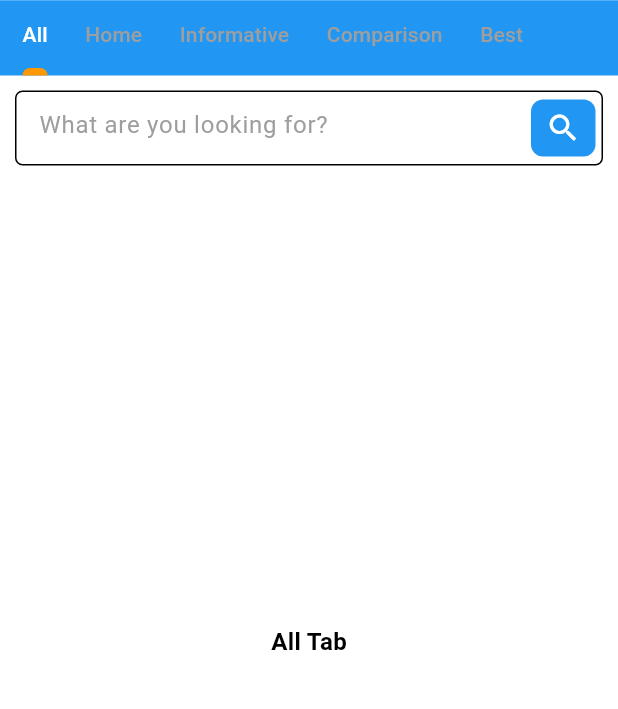
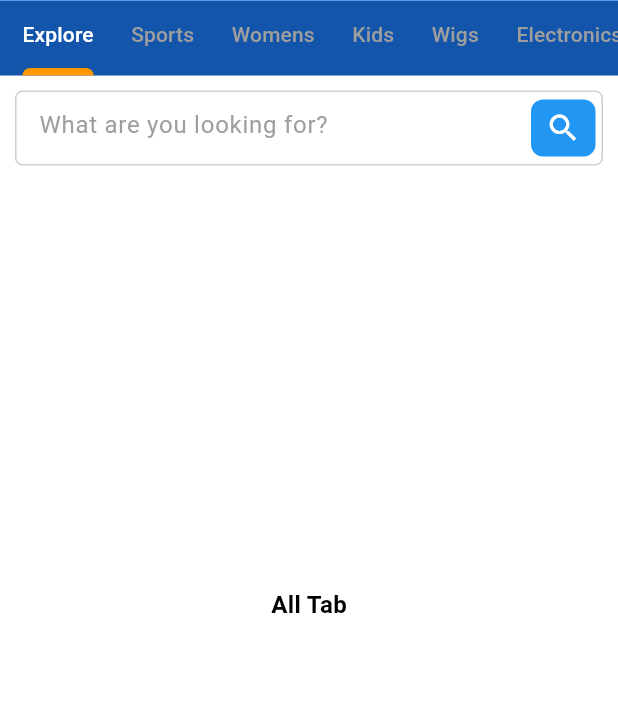
Before and after one commit to Zianur-6am/Flutter-Getx, a Flutter app: the screen it shows after launch, after a tap on "6Valley home", on a phone screen of 412 x 824 dp, the part 133-842 px from its top. Run offline on Flutter 3.47's test engine with Material 3 defaults, Android fonts, the phone set to English and light mode, and no system bars; our stand-ins replace cached_network_image, carousel_slider, flutter_svg, get, shared_preferences, sliver_tools; network calls fail; Roboto replaces fonts that are missing (TitilliumWeb).

Commit message:
feat: searchbox design polished

```diff
--- a/lib/design_practice/6valley_user/home_screen/screens/valley_home_screen.dart
+++ b/lib/design_practice/6valley_user/home_screen/screens/valley_home_screen.dart
@@ -19,11 +19,12 @@ class _ValleyHomeScreenState extends State<ValleyHomeScreen> with SingleTickerPr
   late TabController _tabController;
 
   final List<TabItem> tabs = [
-    TabItem(title: 'All', content: const DummyWidget(text: "All Tab")),
-    TabItem(title: 'Home', content: const ValleyHomeTab()),
-    TabItem(title: 'Informative', content: const HomeTab()),
-    TabItem(title: 'Comparison', content: const HomeTab()),
-    TabItem(title: 'Best', content: const HomeTab()),
+    TabItem(title: 'Explore', content: const DummyWidget(text: "All Tab")),
+    TabItem(title: 'Sports', content: const ValleyHomeTab()),
+    TabItem(title: 'Womens', content: const HomeTab()),
+    TabItem(title: 'Kids', content: const HomeTab()),
+    TabItem(title: 'Wigs', content: const HomeTab()),
+    TabItem(title: 'Electronics', content: const HomeTab()),
   ];
 
   @override
@@ -45,13 +46,12 @@ class _ValleyHomeScreenState extends State<ValleyHomeScreen> with SingleTickerPr
 
               const WelcomeBannerWidget(),
 
-              TabBarValleyHomeWidget(tabController: _tabController, tabs: tabs),
-
               SliverOverlapAbsorber(
                   handle: NestedScrollView.sliverOverlapAbsorberHandleFor(context),
-                sliver: const CustomSearchWidget(horizontalPadding: Dimensions.paddingSizeSmall, verticalPadding: Dimensions.paddingSizeSmall,
+                  sliver: TabBarValleyHomeWidget(tabController: _tabController, tabs: tabs),
               ),
-              ),
+
+              const CustomSearchWidget(horizontalPadding: Dimensions.paddingSizeSmall, verticalPadding: Dimensions.paddingSizeSmall),
 
             ];
           },
@@ -70,19 +70,18 @@ class CustomSearchWidget extends StatelessWidget {
   final double verticalPadding;
 
   const CustomSearchWidget({
-    super.key, this.horizontalPadding = 10, this.verticalPadding = 0,
+    super.key, this.horizontalPadding = 10, this.verticalPadding = 10,
   });
 
   @override
   Widget build(BuildContext context) {
-    return SliverPadding(
-      padding: EdgeInsets.symmetric(horizontal: horizontalPadding, vertical: verticalPadding),
-      sliver: SliverPersistentHeader(
+    return SliverPersistentHeader(
       pinned: true,
       delegate: SliverHeaderDelegate(
-          height: 50,
+        height: 70,
         child: Container(
-            color: Colors.white,
+          padding: EdgeInsets.symmetric(horizontal: horizontalPadding, vertical: verticalPadding),
+          color: Theme.of(context).cardColor,
           child: TextField(
             decoration: InputDecoration(
               hintText: "What are you looking for?",
@@ -95,15 +94,20 @@ class CustomSearchWidget extends StatelessWidget {
                 ),
                 child: const Icon(Icons.search, color: Colors.white,),
               ),
+              enabledBorder: OutlineInputBorder(
+                borderRadius: BorderRadius.circular(5),
+                borderSide: BorderSide(color: Theme.of(context).hintColor.withValues(alpha: 0.5), width: 1),
+              ),
               border: OutlineInputBorder(
                 borderRadius: BorderRadius.circular(5),
-                  borderSide: BorderSide(color: Colors.grey.withValues(alpha: 0.1), width: 1),
+                borderSide: BorderSide(color: Colors.grey.withValues(alpha: 0.5), width: 1),
               ),
               focusedBorder: OutlineInputBorder(
                 borderRadius: BorderRadius.circular(5),
                 borderSide: BorderSide(color: Colors.grey.withValues(alpha: 0.5), width: 1),
               ),
-              ),
+              fillColor: Theme.of(context).cardColor,
+              filled: true,
             ),
           ),
         ),
--- a/lib/design_practice/6valley_user/home_screen/widgets/tab_bar_valley_home_widget.dart
+++ b/lib/design_practice/6valley_user/home_screen/widgets/tab_bar_valley_home_widget.dart
@@ -17,17 +17,16 @@ class TabBarValleyHomeWidget extends StatelessWidget {
       delegate: SliverHeaderDelegate(
         height: 50,
         child: Container(
-          color: Colors.blue,
+          color: Theme.of(context).primaryColor,
           child: TabBar(
               tabAlignment: TabAlignment.start,
               physics: const BouncingScrollPhysics(),
               isScrollable: true,
-
               padding: const EdgeInsets.symmetric(horizontal: Dimensions.paddingSizeMedium, vertical: 0),
               labelPadding: const EdgeInsets.only(right: Dimensions.paddingSizeExtraLarge, bottom: 0),
               controller: tabController,
-              labelColor: Colors.white,
-              unselectedLabelColor: Colors.grey,
+              labelColor: Theme.of(context).cardColor,
+              unselectedLabelColor: Theme.of(context).hintColor,
               indicatorColor: Colors.orange,
               indicatorWeight: 5,
               indicatorPadding: const EdgeInsets.only(bottom: 0),
--- a/lib/design_practice/6valley_user/home_screen/widgets/valley_home_tab_widget.dart
+++ b/lib/design_practice/6valley_user/home_screen/widgets/valley_home_tab_widget.dart
@@ -89,10 +89,9 @@ class _ValleyHomeTabState extends State<ValleyHomeTab> with SingleTickerProvider
             )),
 
             SliverPersistentHeader(
-              floating: true,
               pinned: true,
               delegate: SliverHeaderDelegate(
-                height: 50,
+                height: 120,
                 child: const SizedBox(),
               ),
             ),
```
Lines whose indentation alone changed are shown as unchanged.
